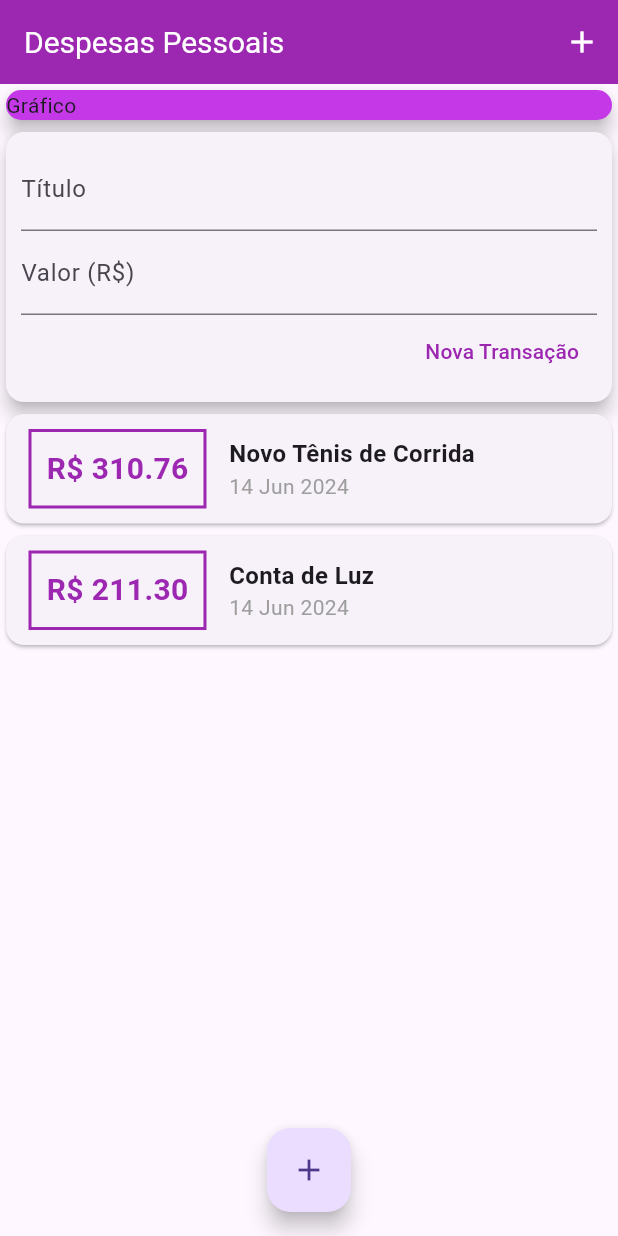
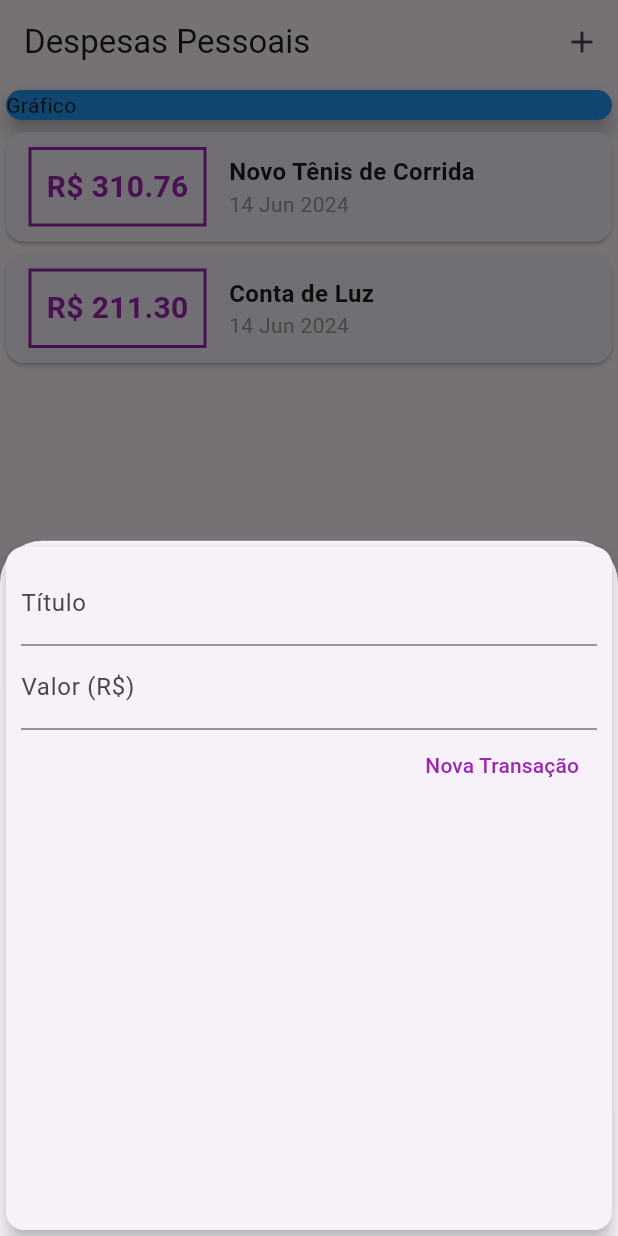
Before and after one commit to anabellypassos/APPDespesasPessoais, a Flutter app: the screen it shows after launch, after a tap on the "add" icon, on a phone screen of 412 x 824 dp. Run offline on Flutter 3.47's test engine with Material 3 defaults, Android fonts, the phone set to English and light mode, and no system bars.

Commit message:
transição

```diff
--- a/lib/components/transaction_form.dart
+++ b/lib/components/transaction_form.dart
@@ -10,7 +10,7 @@ class TransactionForm extends StatelessWidget {
 
   _submitForm() {
     final title = titleController.text;
-    final value = double.tryParse(valueController.text) ?? 0.0;
+    final value = double.tryParse(valueController.text) ?? 0;
 
     if (title.isEmpty || value <= 0) {
       return;
@@ -29,7 +29,7 @@ class TransactionForm extends StatelessWidget {
           children: [
             TextField(
               controller: titleController,
-                onSubmitted: (_) => _submitForm(),
+              onSubmitted: (_) => _submitForm(),
               decoration: const InputDecoration(
                 labelText: 'Título',
               ),
@@ -38,7 +38,7 @@ class TransactionForm extends StatelessWidget {
               controller: valueController,
               keyboardType:
                   const TextInputType.numberWithOptions(decimal: true),
-                  onSubmitted: (_) => _submitForm(),
+              onSubmitted: (_) => _submitForm(),
               decoration: const InputDecoration(
                 labelText: 'Valor (R\$)',
               ),
@@ -47,7 +47,7 @@ class TransactionForm extends StatelessWidget {
               mainAxisAlignment: MainAxisAlignment.end,
               children: <Widget>[
                 TextButton(
-                  onPressed:_submitForm,
+                  onPressed: _submitForm,
                   child: const Text(
                     'Nova Transação',
                     style: TextStyle(
--- a/lib/components/transaction_list.dart
+++ b/lib/components/transaction_list.dart
@@ -5,7 +5,7 @@ import 'package:intl/intl.dart';
 class TransactionList extends StatelessWidget {
   final List<Transaction> transactions;
 
-  const TransactionList(this.transactions, {Key? key}) : super(key: key);
+  const TransactionList(this.transactions, {super.key});
 
   @override
   Widget build(BuildContext context) {
--- a/lib/components/trasaction_user.dart
+++ /dev/null
@@ -1,53 +0,0 @@
-import 'dart:math';
-
-import 'package:flutter/material.dart';
-import 'transaction_form.dart';
-import 'transaction_list.dart';
-import '../models/transaction.dart';
-
-class TransactionUser extends StatefulWidget {
-  const TransactionUser({super.key});
-
-  @override
-  State<TransactionUser> createState() => _TransactionUserState();
-}
-
-class _TransactionUserState extends State<TransactionUser> {
-  final _transactions = [
-    Transaction(
-      id: 't1',
-      title: 'Novo Tênis de Corrida',
-      value: 310.76,
-      date: DateTime.now(),
-    ),
-    Transaction(
-      id: 't2',
-      title: 'Conta de Luz',
-      value: 211.30,
-      date: DateTime.now(),
-    ),
-  ];
-
-  _addTransaction(String title, double value) {
-    final newTransaction = Transaction(
-      id: Random().nextDouble().toString(),
-      title: title,
-      value: value,
-      date: DateTime.now(),
-    );
-    setState(() {
-      _transactions.add(newTransaction);
-    });
-  }
-
-  @override
-  Widget build(BuildContext context) {
-    return Column(
-      children: [
-        TransactionForm(_addTransaction),
-        TransactionList(_transactions),
-
-      ],
-    );
-  }
-}
--- a/lib/main.dart
+++ b/lib/main.dart
@@ -1,9 +1,9 @@
-import 'components/trasaction_user.dart';
-
+import 'package:expenses/components/transaction_form.dart';
 import 'package:flutter/material.dart';
-
-
-
+import 'dart:math';
+//import 'components/transaction_form.dart';
+import 'components/transaction_list.dart';
+import 'models/transaction.dart';
 
 main() => runApp(const ExpensesApp());
 
@@ -15,49 +15,83 @@ class ExpensesApp extends StatelessWidget {
   }
 }
 
-class MyHomePage extends StatelessWidget {
+class MyHomePage extends StatefulWidget {
   const MyHomePage({super.key});
+
+  @override
+  State<MyHomePage> createState() => _MyHomePageState();
+}
+
+class _MyHomePageState extends State<MyHomePage> {
+  final _transactions = [
+    Transaction(
+      id: 't1',
+      title: 'Novo Tênis de Corrida',
+      value: 310.76,
+      date: DateTime.now(),
+    ),
+    Transaction(
+      id: 't2',
+      title: 'Conta de Luz',
+      value: 211.30,
+      date: DateTime.now(),
+    ),
+  ];
+
+  _addTransaction(String title, double value) {
+    final newTransaction = Transaction(
+      id: Random().nextDouble().toString(),
+      title: title,
+      value: value,
+      date: DateTime.now(),
+    );
+
+    setState(() {
+      _transactions.add(newTransaction);
+    });
+  }
+
+  _openTransactionFormModal(BuildContext context) {
+    showModalBottomSheet(
+      context: context,
+      builder: (_) {
+        return TransactionForm(_addTransaction);
+      },
+    );
+  }
 
   @override
   Widget build(BuildContext context) {
     return Scaffold(
       appBar: AppBar(
         title: const Text('Despesas Pessoais'),
-        titleTextStyle: const TextStyle(
-          color: Colors.white,
-          fontSize: 20
+        actions: [
+          IconButton(
+            icon: const Icon(Icons.add),
+            onPressed: () => _openTransactionFormModal(context),
           ),
-        backgroundColor: Colors.purple,
-
-        actions: <Widget>[
-          IconButton(
-             icon: const Icon(Icons.add),
-             color: Colors.white,
-             onPressed: (){},
-             )
         ],
       ),
-      body: const SingleChildScrollView(
-        child:  Column(
+      body: SingleChildScrollView(
+        child: Column(
           crossAxisAlignment: CrossAxisAlignment.stretch,
           children: [
-            SizedBox(
+            const SizedBox(
               child: Card(
-                color: Color.fromARGB(255, 196, 56, 232),
+                color: Colors.blue,
                 elevation: 5,
                 child: Text('Gráfico'),
               ),
             ),
-            TransactionUser(),
+            TransactionList(_transactions),
           ],
         ),
       ),
       floatingActionButton: FloatingActionButton(
         child: const Icon(Icons.add),
-        onPressed:(){} ,
-
-      ) ,
-      floatingActionButtonLocation:FloatingActionButtonLocation.centerFloat,
+        onPressed: () => _openTransactionFormModal(context),
+      ),
+      floatingActionButtonLocation: FloatingActionButtonLocation.centerFloat,
     );
   }
 }
```
